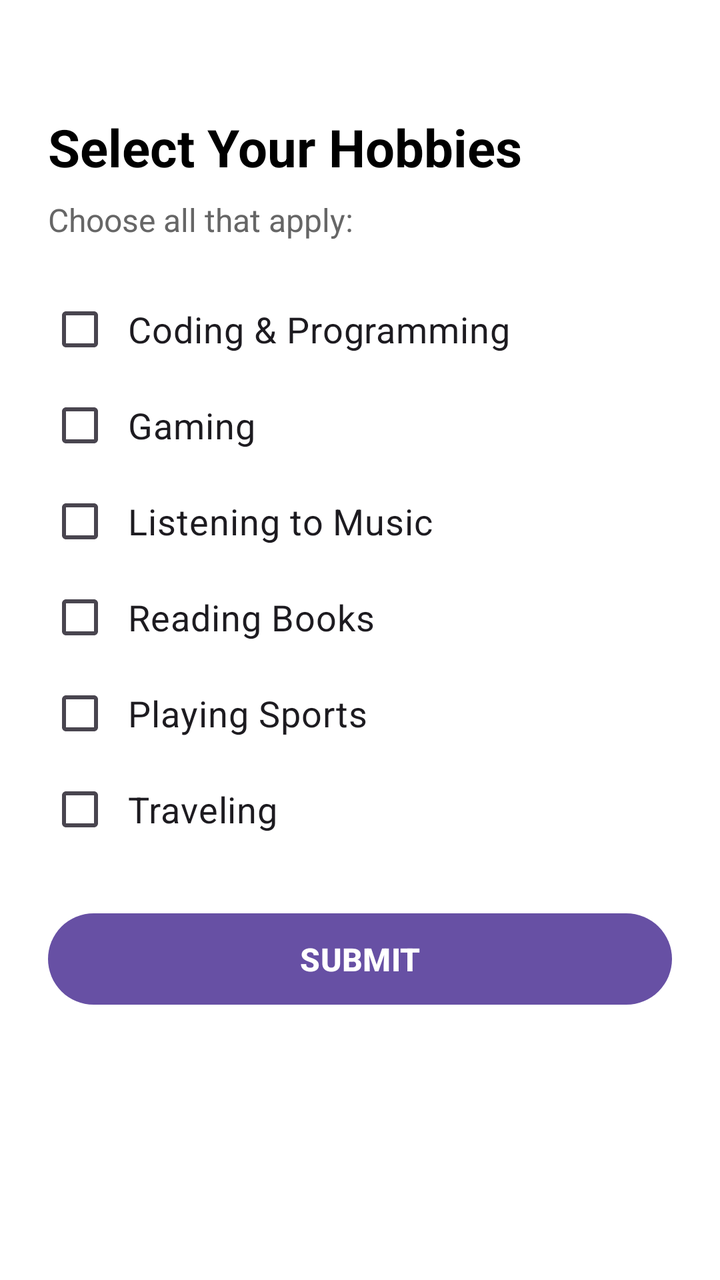
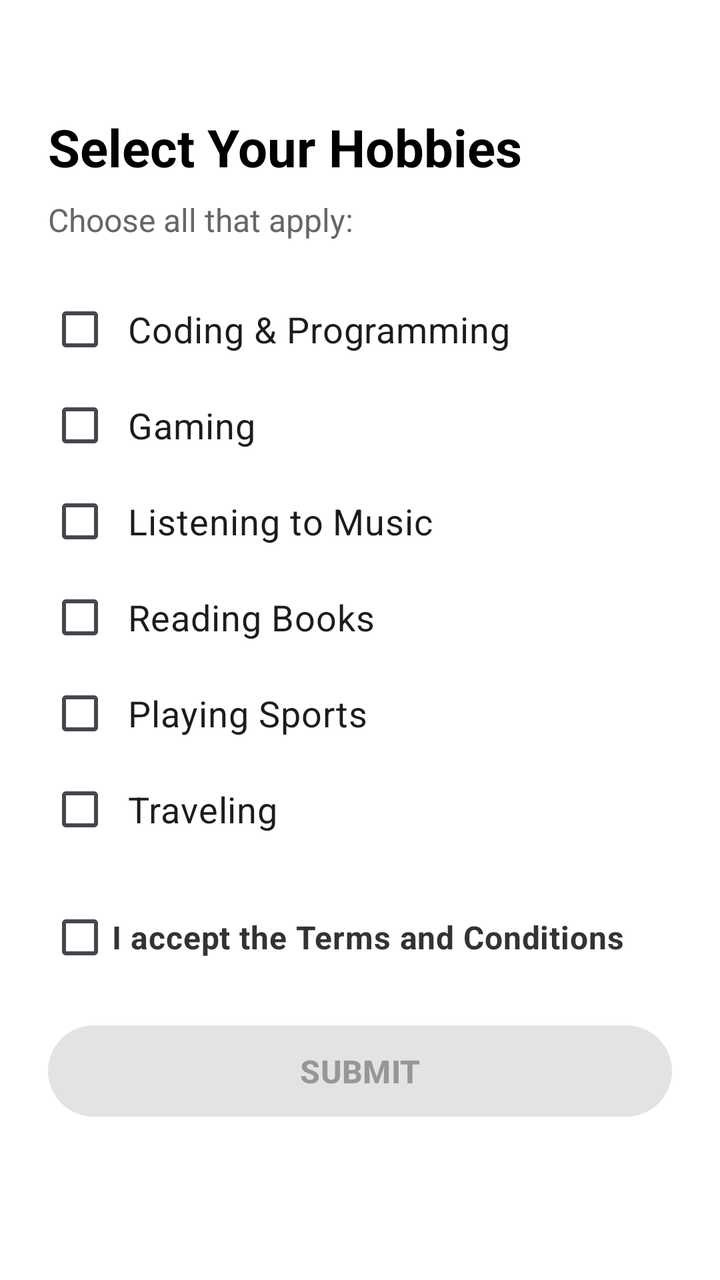

Before-and-after screenshots of an Android layout around one commit, followed by the original layout XML and the change that was made.
<!-- AndroidManifest.xml: application theme Theme.MyApplication -->
<!-- res/layout/hobbies_checkbox.xml -->
<?xml version="1.0" encoding="utf-8"?>
<LinearLayout xmlns:android="http://schemas.android.com/apk/res/android"
    android:layout_width="match_parent"
    android:layout_height="match_parent"
    android:orientation="vertical"
    android:padding="24dp"
    android:background="@color/white">

    <TextView
        android:id="@+id/tvTitle"
        android:layout_width="wrap_content"
        android:layout_height="wrap_content"
        android:layout_marginTop="32dp"
        android:text="Select Your Hobbies"
        android:textColor="#000000"
        android:textSize="26sp"
        android:textStyle="bold" />

    <TextView
        android:id="@+id/tvSubtitle"
        android:layout_width="wrap_content"
        android:layout_height="wrap_content"
        android:layout_marginTop="8dp"
        android:layout_marginBottom="20dp"
        android:text="Choose all that apply:"
        android:textColor="#666666"
        android:textSize="16sp" />

    <CheckBox
        android:id="@+id/cbCoding"
        android:layout_width="wrap_content"
        android:layout_height="wrap_content"
        android:text="Coding &amp; Programming"
        android:textSize="18sp"
        android:padding="8dp" />

    <CheckBox
        android:id="@+id/cbGaming"
        android:layout_width="wrap_content"
        android:layout_height="wrap_content"
        android:text="Gaming"
        android:textSize="18sp"
        android:padding="8dp" />

    <CheckBox
        android:id="@+id/cbMusic"
        android:layout_width="wrap_content"
        android:layout_height="wrap_content"
        android:text="Listening to Music"
        android:textSize="18sp"
        android:padding="8dp" />

    <CheckBox
        android:id="@+id/cbReading"
        android:layout_width="wrap_content"
        android:layout_height="wrap_content"
        android:text="Reading Books"
        android:textSize="18sp"
        android:padding="8dp" />

    <CheckBox
        android:id="@+id/cbSports"
        android:layout_width="wrap_content"
        android:layout_height="wrap_content"
        android:text="Playing Sports"
        android:textSize="18sp"
        android:padding="8dp" />

    <CheckBox
        android:id="@+id/cbTraveling"
        android:layout_width="wrap_content"
        android:layout_height="wrap_content"
        android:text="Traveling"
        android:textSize="18sp"
        android:padding="8dp" />

    <Button
        android:id="@+id/btnSubmitHobbies"
        android:layout_width="match_parent"
        android:layout_height="wrap_content"
        android:layout_marginTop="24dp"
        android:text="SUBMIT"
        android:textSize="16sp"
        android:textStyle="bold"
        android:padding="12dp" />

    <TextView
        android:id="@+id/tvSelectedHobbies"
        android:layout_width="match_parent"
        android:layout_height="wrap_content"
        android:layout_marginTop="20dp"
        android:textColor="#000000"
        android:textSize="18sp"
        android:textStyle="bold" />

</LinearLayout>
<!-- resources referenced by this layout -->
<resources>
  <color name="white">#FFFFFFFF</color>
  <style name="Theme.MyApplication" parent="Base.Theme.MyApplication" />
  <style name="Base.Theme.MyApplication" parent="Theme.Material3.DayNight.NoActionBar">
          <item name="colorPrimary">@color/purple_500</item>
          <item name="colorOnPrimary">@color/white</item>
          <item name="colorPrimaryContainer">@color/purple_700</item>
          <item name="colorSecondary">@color/teal_200</item>
          <item name="colorOnSecondary">@color/black</item>
          <item name="android:statusBarColor">@color/purple_700</item>
      </style>
  <color name="purple_500">#6750A4</color>
  <color name="purple_700">#4F378B</color>
  <color name="teal_200">#03DAC5</color>
  <color name="black">#FF000000</color>
</resources>

<!-- the commit's change to res/layout/hobbies_checkbox.xml (unified diff, before → after) -->
@@ -74,11 +74,24 @@
         android:textSize="18sp"
         android:padding="8dp" />
 
+    
+    <CheckBox
+        android:id="@+id/cbTerms"
+        android:layout_width="wrap_content"
+        android:layout_height="wrap_content"
+        android:layout_marginTop="16dp"
+        android:text="I accept the Terms and Conditions"
+        android:textColor="#333333"
+        android:textSize="16sp"
+        android:textStyle="bold" />
+
+    
     <Button
         android:id="@+id/btnSubmitHobbies"
         android:layout_width="match_parent"
         android:layout_height="wrap_content"
-        android:layout_marginTop="24dp"
+        android:layout_marginTop="16dp"
+        android:enabled="false"
         android:text="SUBMIT"
         android:textSize="16sp"
         android:textStyle="bold"
